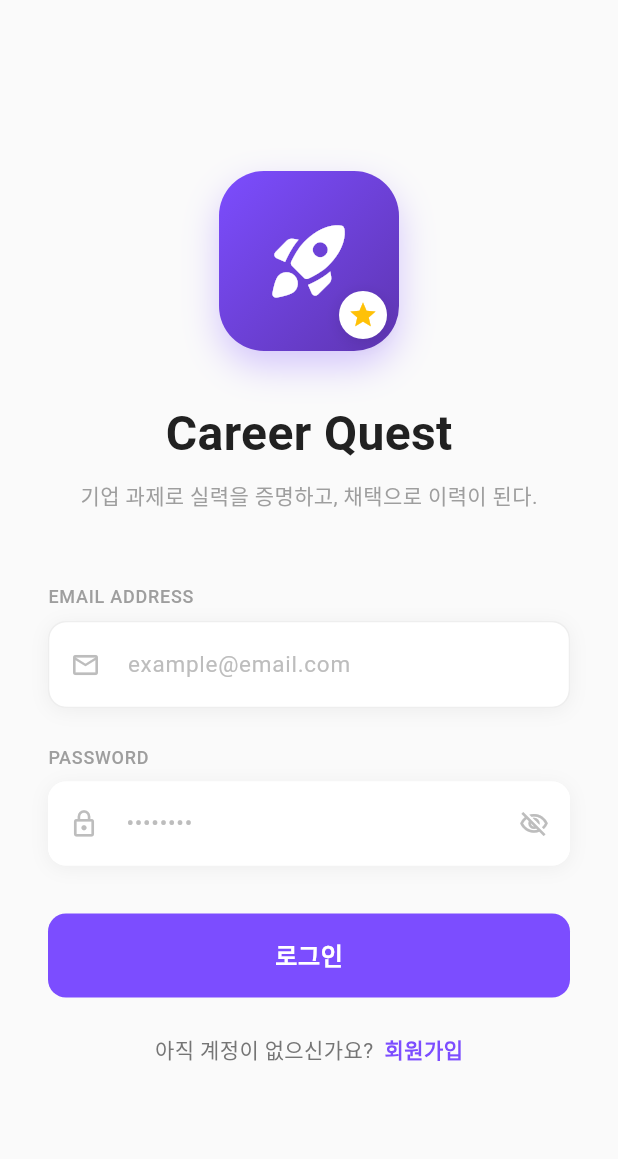
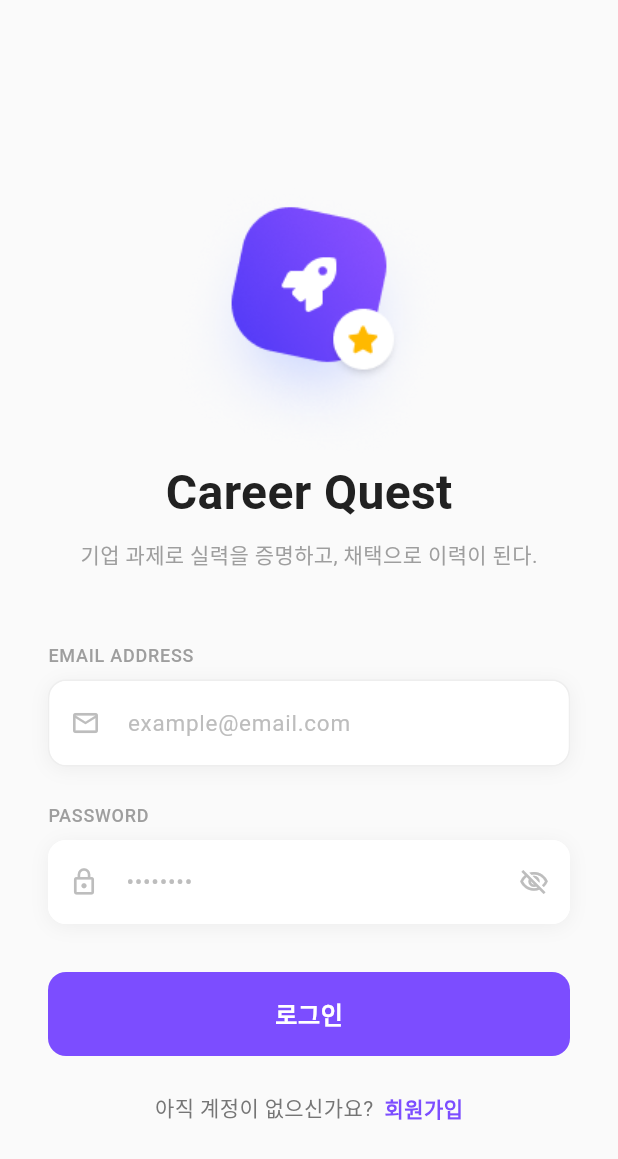
Before and after one commit to OneWaveHackathon-Team30/FE, a Flutter app: the screen it shows after launch, on a phone screen of 412 x 824 dp. Shown: the top 1159 px of the screen. Run offline on Flutter 3.47's test engine with Material 3 defaults, Android fonts, the light colour scheme and no system bars; our stand-ins replace firebase_auth, firebase_core, flutter_markdown; accounts and stored records are empty; Roboto replaces fonts that are missing (Pretendard); project files that could hold a hidden picture were left out.

Commit message:
fix: 로고로 변경

```diff
--- a/lib/screens/start_screen.dart
+++ b/lib/screens/start_screen.dart
@@ -36,60 +36,14 @@ class _StartScreenState extends State<StartScreen> {
               children: [
                 // 로고 영역
                 Container(
-                  width: 120,
-                  height: 120,
-                  decoration: BoxDecoration(
-                    gradient: const LinearGradient(
-                      colors: [Color(0xFF7C4DFF), Color(0xFF5E35B1)],
-                      begin: Alignment.topLeft,
-                      end: Alignment.bottomRight,
-                    ),
-                    borderRadius: BorderRadius.circular(30),
-                    boxShadow: [
-                      BoxShadow(
-                        color: const Color(0xFF7C4DFF).withOpacity(0.3),
-                        blurRadius: 20,
-                        offset: const Offset(0, 10),
-                      ),
-                    ],
-                  ),
-                  child: Stack(
-                    children: [
-                      Center(
-                        child: Icon(
-                          Icons.rocket_launch_rounded,
-                          size: 60,
-                          color: Colors.white,
-                        ),
-                      ),
-                      Positioned(
-                        right: 8,
-                        bottom: 8,
-                        child: Container(
-                          width: 32,
-                          height: 32,
-                          decoration: BoxDecoration(
-                            color: Colors.white,
-                            shape: BoxShape.circle,
-                            boxShadow: [
-                              BoxShadow(
-                                color: Colors.black.withOpacity(0.1),
-                                blurRadius: 8,
-                                offset: const Offset(0, 2),
-                              ),
-                            ],
-                          ),
-                          child: const Icon(
-                            Icons.star,
-                            color: Color(0xFFFFC107),
-                            size: 20,
-                          ),
-                        ),
-                      ),
-                    ],
-                  ),
+                  width:230,
+                  height: 230,
+                  padding: const EdgeInsets.only(top: 50),
+                  child: Image.asset(
+                    'assets/images/logo.png',
+                    fit: BoxFit.contain,
+                  )
                 ),
-                const SizedBox(height: 32),
 
                 // 타이틀
                 const Text(
```
